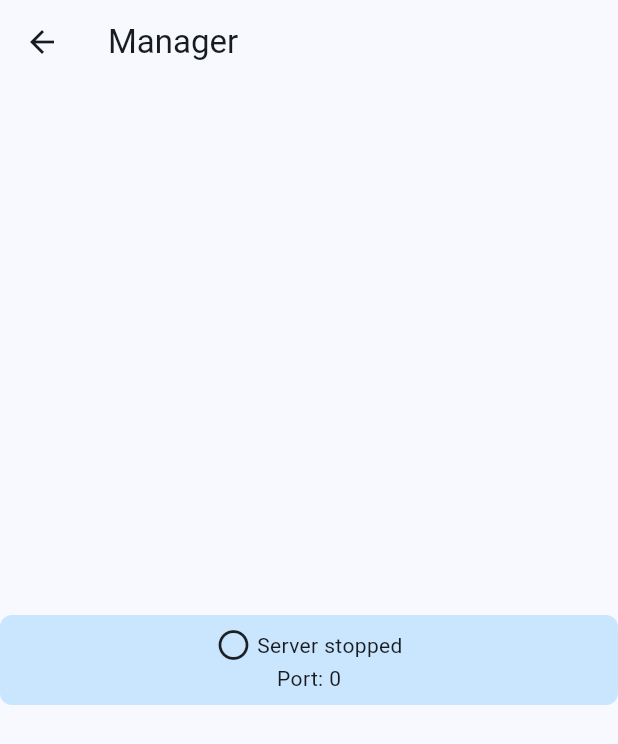
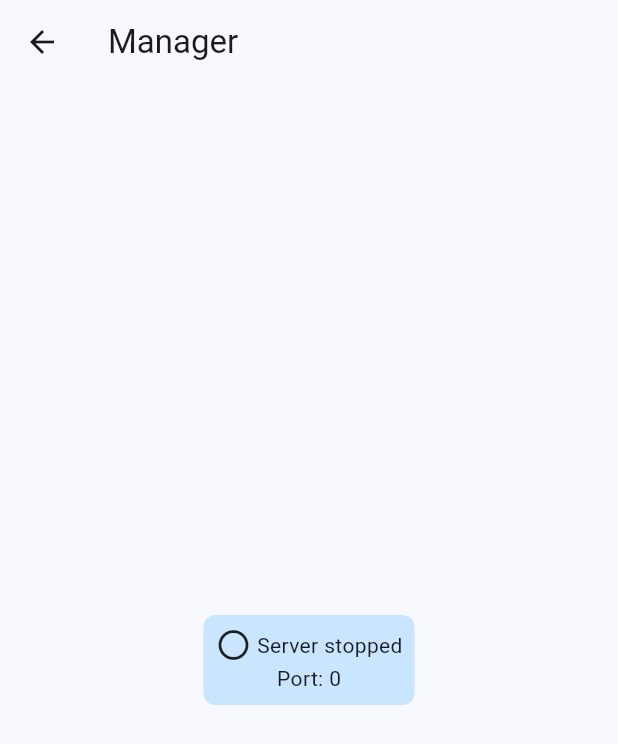
Before and after one commit to zebubull/wordo, a Flutter app: the ManagerView screen opened directly, on a phone screen of 412 x 824 dp. Shown: the top 744 px of the screen. Run offline on Flutter 3.47's test engine with Material 3 defaults, Android fonts, the phone set to English and light mode, and no system bars.

Commit message:
refactor: Extract CenteredCard

```diff
--- /dev/null
+++ b/lib/widgets/centered_card.dart
@@ -0,0 +1,24 @@
+import 'package:flutter/material.dart';
+
+class CenteredCard extends StatelessWidget {
+  final List<Widget> children;
+  final double? width;
+
+  CenteredCard({required this.children, this.width});
+
+  @override
+  Widget build(BuildContext context) {
+    final theme = Theme.of(context);
+
+    return Center(
+        child: Container(
+            width: width,
+            decoration: BoxDecoration(
+              color: theme.colorScheme.primaryContainer,
+              borderRadius: BorderRadius.all(Radius.circular(8.0)),
+            ),
+            child: Padding(
+                padding: const EdgeInsets.all(8.0),
+                child: Column(children: children))));
+  }
+}
--- a/lib/widgets/connection_panel.dart
+++ b/lib/widgets/connection_panel.dart
@@ -1,22 +1,13 @@
 import 'package:flutter/material.dart';
 import 'package:provider/provider.dart';
 import 'package:scouting_app/viewmodels/client.dart';
+import 'package:scouting_app/widgets/centered_card.dart';
 
 class ConnectionPanel extends StatelessWidget {
   @override
   Widget build(BuildContext context) {
-    final theme = Theme.of(context);
-
     return Consumer<ClientViewModel>(builder: (context, network, child) {
-      return Container(
-        width: 450,
-        decoration: BoxDecoration(
-          color: theme.colorScheme.primaryContainer,
-          borderRadius: BorderRadius.all(Radius.circular(8.0)),
-        ),
-        child: Padding(
-          padding: const EdgeInsets.all(8.0),
-          child: Column(children: [
+      return CenteredCard(children: [
         if (network.connected)
           Row(
             mainAxisSize: MainAxisSize.min,
@@ -36,9 +27,7 @@ class ConnectionPanel extends StatelessWidget {
             ],
           ),
         Text('Id: ${network.client?.id ?? -1}'),
-          ]),
-        ),
-      );
+      ]);
     });
   }
 }
--- a/lib/widgets/server_panel.dart
+++ b/lib/widgets/server_panel.dart
@@ -1,22 +1,13 @@
 import 'package:flutter/material.dart';
 import 'package:provider/provider.dart';
 import 'package:scouting_app/viewmodels/server.dart';
+import 'package:scouting_app/widgets/centered_card.dart';
 
 class ServerPanel extends StatelessWidget {
   @override
   Widget build(BuildContext context) {
-    final theme = Theme.of(context);
-
     return Consumer<ServerViewModel>(builder: (context, server, child) {
-      return Container(
-        width: 450,
-        decoration: BoxDecoration(
-          color: theme.colorScheme.primaryContainer,
-          borderRadius: BorderRadius.all(Radius.circular(8.0)),
-        ),
-        child: Padding(
-          padding: const EdgeInsets.all(8.0),
-          child: Column(children: [
+      return CenteredCard(children: [
         if (server.running)
           Row(
             mainAxisSize: MainAxisSize.min,
@@ -40,9 +31,7 @@ class ServerPanel extends StatelessWidget {
           if (client != null)
             Text(
                 '${client.username}@${client.socket.remoteAddress.address} (${client.id})')
-          ]),
-        ),
-      );
+      ]);
     });
   }
 }
```
Lines whose indentation alone changed are shown as unchanged.
